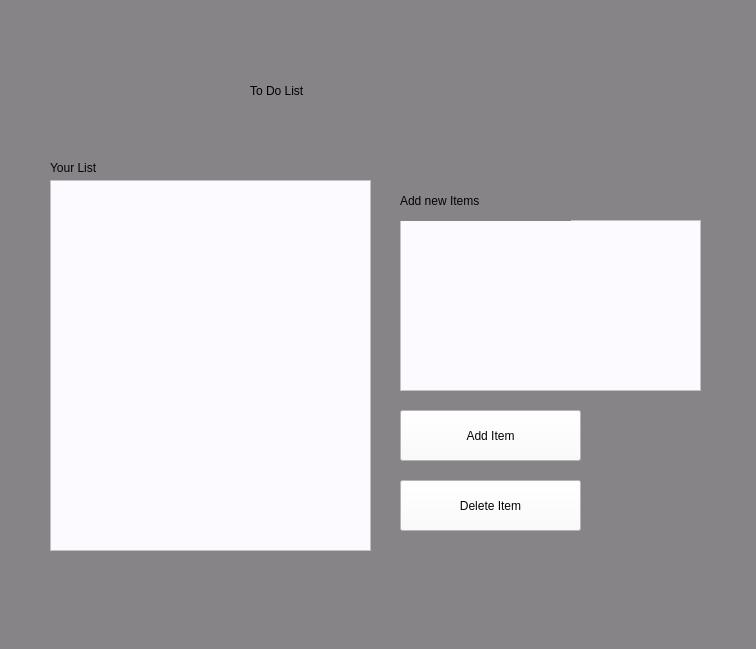
Before: the Qt Designer form widgets/ToDoList/toDoList.ui in miranda0129/Stick2It, drawn with Qt 5.
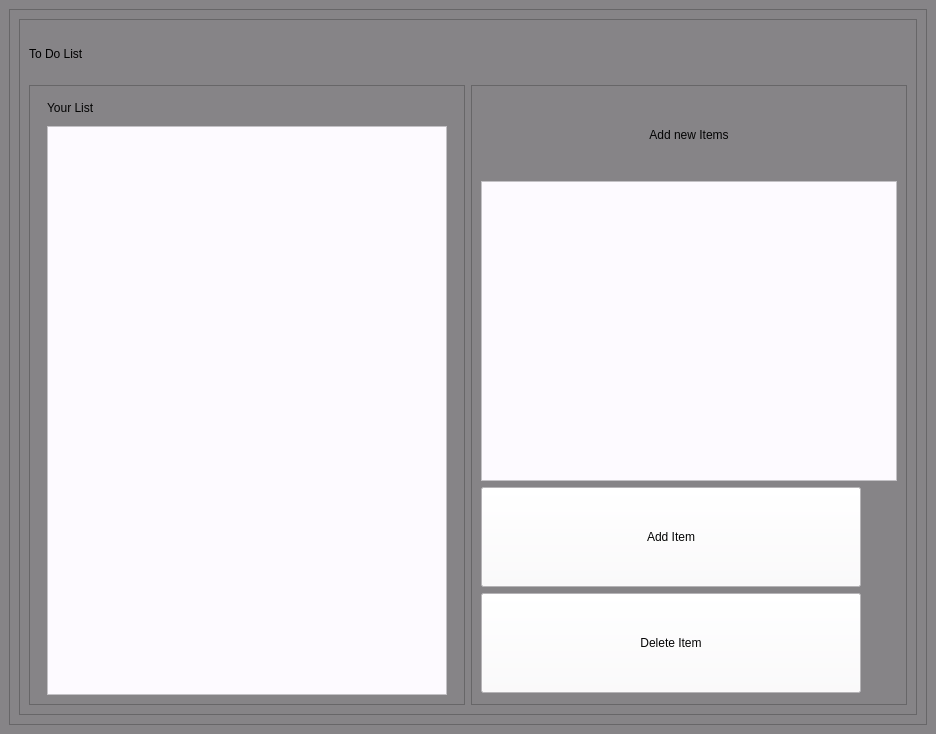
After: the same form once the commit is applied.

Commit message:
Redid ToDoList UI
Redid the To Do List UI so that it scales with window size. All other changes were left alone, still functions properly.

The edit to the form file:
```diff
--- a/widgets/ToDoList/toDoList.ui
+++ b/widgets/ToDoList/toDoList.ui
@@ -6,8 +6,8 @@
    <rect>
     <x>0</x>
     <y>0</y>
-    <width>756</width>
-    <height>649</height>
+    <width>936</width>
+    <height>734</height>
    </rect>
   </property>
   <property name="windowTitle">
@@ -20,32 +20,38 @@
    <string notr="true">background-color: rgb(134, 132, 135);</string>
   </property>
   <widget class="QWidget" name="centralwidget">
+   <layout class="QGridLayout" name="gridLayout_3">
+    <item row="0" column="0">
    <widget class="QFrame" name="frame">
-    <property name="geometry">
-     <rect>
-      <x>20</x>
-      <y>0</y>
-      <width>741</width>
-      <height>121</height>
-     </rect>
-    </property>
-    <property name="styleSheet">
-     <string notr="true">border: none;</string>
-    </property>
+      <property name="frameShape">
+       <enum>QFrame::StyledPanel</enum>
+      </property>
+      <property name="frameShadow">
+       <enum>QFrame::Raised</enum>
+      </property>
+      <layout class="QGridLayout" name="gridLayout_5">
+       <item row="0" column="0">
+        <widget class="QFrame" name="frame_4">
     <property name="frameShape">
      <enum>QFrame::StyledPanel</enum>
     </property>
     <property name="frameShadow">
      <enum>QFrame::Raised</enum>
     </property>
+         <layout class="QGridLayout" name="gridLayout_4">
+          <item row="0" column="0" colspan="2">
     <widget class="QLabel" name="title">
-     <property name="geometry">
-      <rect>
-       <x>230</x>
-       <y>50</y>
-       <width>241</width>
-       <height>81</height>
-      </rect>
+            <property name="minimumSize">
+             <size>
+              <width>200</width>
+              <height>50</height>
+             </size>
+            </property>
+            <property name="maximumSize">
+             <size>
+              <width>16777215</width>
+              <height>16777215</height>
+             </size>
      </property>
      <property name="styleSheet">
       <string notr="true">font: italic 30pt &quot;Zapfino&quot;;
@@ -55,79 +61,152 @@
       <string>To Do List</string>
      </property>
     </widget>
-   </widget>
-   <widget class="QPushButton" name="deleteItemButton">
-    <property name="geometry">
-     <rect>
-      <x>400</x>
-      <y>480</y>
-      <width>181</width>
-      <height>51</height>
-     </rect>
-    </property>
-    <property name="styleSheet">
-     <string notr="true">font: italic 20pt &quot;Courier New&quot;;
-color: rgb(3, 3, 3);
-background-color: rgb(253, 250, 255);</string>
-    </property>
-    <property name="text">
-     <string>Delete Item</string>
-    </property>
-   </widget>
-   <widget class="QPushButton" name="addItemButton">
-    <property name="geometry">
-     <rect>
-      <x>400</x>
-      <y>410</y>
-      <width>181</width>
-      <height>51</height>
-     </rect>
-    </property>
-    <property name="styleSheet">
-     <string notr="true">font: italic 20pt &quot;Courier New&quot;;
-color: rgb(3, 3, 3);
-background-color: rgb(253, 250, 255);</string>
-    </property>
-    <property name="text">
-     <string>Add Item</string>
-    </property>
-   </widget>
+          </item>
+          <item row="1" column="0">
+           <widget class="QFrame" name="frame_3">
+            <property name="frameShape">
+             <enum>QFrame::StyledPanel</enum>
+            </property>
+            <property name="frameShadow">
+             <enum>QFrame::Raised</enum>
+            </property>
+            <layout class="QGridLayout" name="gridLayout_2">
+             <item row="2" column="0">
    <widget class="QListWidget" name="list">
-    <property name="geometry">
-     <rect>
-      <x>50</x>
-      <y>180</y>
-      <width>321</width>
-      <height>371</height>
-     </rect>
+               <property name="minimumSize">
+                <size>
+                 <width>320</width>
+                 <height>350</height>
+                </size>
+               </property>
+               <property name="maximumSize">
+                <size>
+                 <width>400</width>
+                 <height>1000</height>
+                </size>
     </property>
     <property name="styleSheet">
      <string notr="true">color: rgb(0, 0, 0);
 background-color: rgb(253, 250, 255);</string>
     </property>
    </widget>
+             </item>
+             <item row="1" column="0">
+              <widget class="QLabel" name="yourListLabel">
+               <property name="minimumSize">
+                <size>
+                 <width>150</width>
+                 <height>25</height>
+                </size>
+               </property>
+               <property name="maximumSize">
+                <size>
+                 <width>300</width>
+                 <height>50</height>
+                </size>
+               </property>
+               <property name="styleSheet">
+                <string notr="true">font: italic 20pt &quot;Courier New&quot;;
+color: rgb(3, 3, 3)</string>
+               </property>
+               <property name="text">
+                <string>Your List</string>
+               </property>
+              </widget>
+             </item>
+            </layout>
+           </widget>
+          </item>
+          <item row="1" column="1">
+           <widget class="QFrame" name="frame_2">
+            <property name="frameShape">
+             <enum>QFrame::StyledPanel</enum>
+            </property>
+            <property name="frameShadow">
+             <enum>QFrame::Raised</enum>
+            </property>
+            <layout class="QGridLayout" name="gridLayout">
+             <item row="2" column="0">
    <widget class="QTextEdit" name="newItemInput">
-    <property name="geometry">
-     <rect>
-      <x>400</x>
-      <y>220</y>
-      <width>301</width>
-      <height>171</height>
-     </rect>
+               <property name="minimumSize">
+                <size>
+                 <width>300</width>
+                 <height>150</height>
+                </size>
+               </property>
+               <property name="maximumSize">
+                <size>
+                 <width>600</width>
+                 <height>300</height>
+                </size>
     </property>
     <property name="styleSheet">
      <string notr="true">color: rgb(0, 0, 0);
 background-color: rgb(253, 250, 255);</string>
     </property>
    </widget>
+             </item>
+             <item row="3" column="0">
+              <widget class="QPushButton" name="addItemButton">
+               <property name="minimumSize">
+                <size>
+                 <width>190</width>
+                 <height>50</height>
+                </size>
+               </property>
+               <property name="maximumSize">
+                <size>
+                 <width>380</width>
+                 <height>100</height>
+                </size>
+               </property>
+               <property name="styleSheet">
+                <string notr="true">font: italic 20pt &quot;Courier New&quot;;
+color: rgb(3, 3, 3);
+background-color: rgb(253, 250, 255);</string>
+               </property>
+               <property name="text">
+                <string>Add Item</string>
+               </property>
+              </widget>
+             </item>
+             <item row="4" column="0">
+              <widget class="QPushButton" name="deleteItemButton">
+               <property name="minimumSize">
+                <size>
+                 <width>190</width>
+                 <height>50</height>
+                </size>
+               </property>
+               <property name="maximumSize">
+                <size>
+                 <width>380</width>
+                 <height>100</height>
+                </size>
+               </property>
+               <property name="styleSheet">
+                <string notr="true">font: italic 20pt &quot;Courier New&quot;;
+color: rgb(3, 3, 3);
+background-color: rgb(253, 250, 255);</string>
+               </property>
+               <property name="text">
+                <string>Delete Item</string>
+               </property>
+              </widget>
+             </item>
+             <item row="0" column="0">
    <widget class="QLabel" name="addNewItemLabel">
-    <property name="geometry">
-     <rect>
-      <x>400</x>
-      <y>180</y>
-      <width>171</width>
-      <height>41</height>
-     </rect>
+               <property name="minimumSize">
+                <size>
+                 <width>210</width>
+                 <height>40</height>
+                </size>
+               </property>
+               <property name="maximumSize">
+                <size>
+                 <width>420</width>
+                 <height>80</height>
+                </size>
     </property>
     <property name="styleSheet">
      <string notr="true">font: italic 20pt &quot;Courier New&quot;;
@@ -136,24 +215,21 @@
     <property name="text">
      <string>Add new Items</string>
     </property>
-   </widget>
-   <widget class="QLabel" name="yourListLabel">
-    <property name="geometry">
-     <rect>
-      <x>50</x>
-      <y>160</y>
-      <width>121</width>
-      <height>16</height>
-     </rect>
-    </property>
-    <property name="styleSheet">
-     <string notr="true">font: italic 20pt &quot;Courier New&quot;;
-color: rgb(3, 3, 3)</string>
-    </property>
-    <property name="text">
-     <string>Your List</string>
-    </property>
-   </widget>
+               <property name="alignment">
+                <set>Qt::AlignCenter</set>
+               </property>
+              </widget>
+             </item>
+            </layout>
+           </widget>
+          </item>
+         </layout>
+        </widget>
+       </item>
+      </layout>
+     </widget>
+    </item>
+   </layout>
   </widget>
  </widget>
  <resources/>
```
Lines whose indentation alone changed are shown as unchanged.
